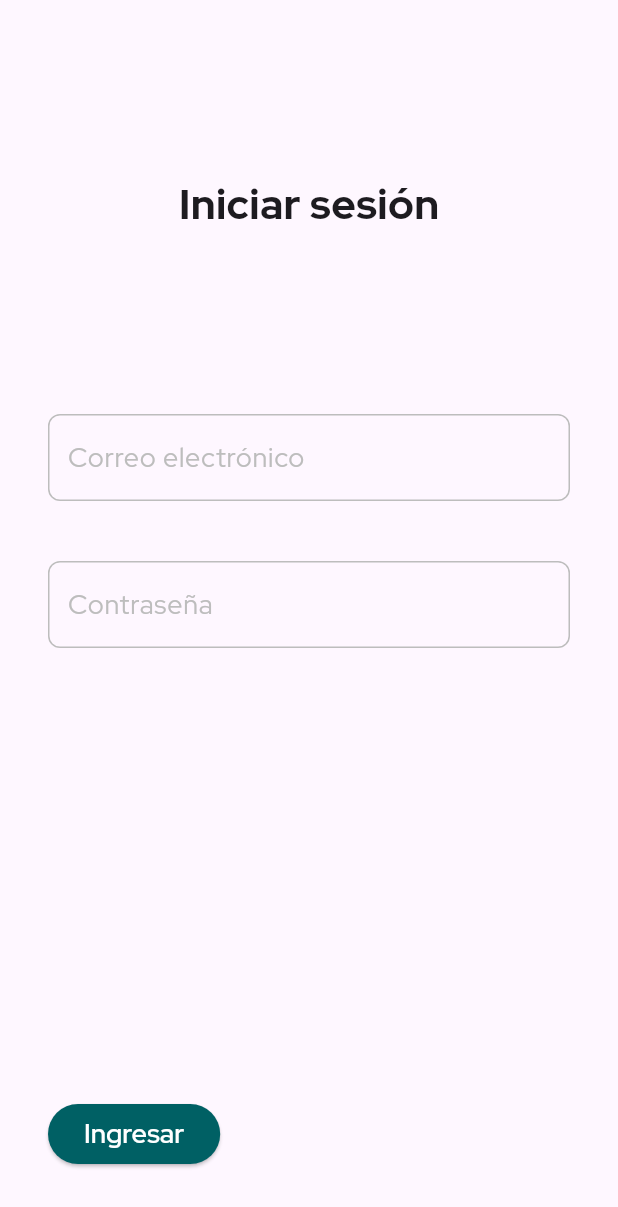
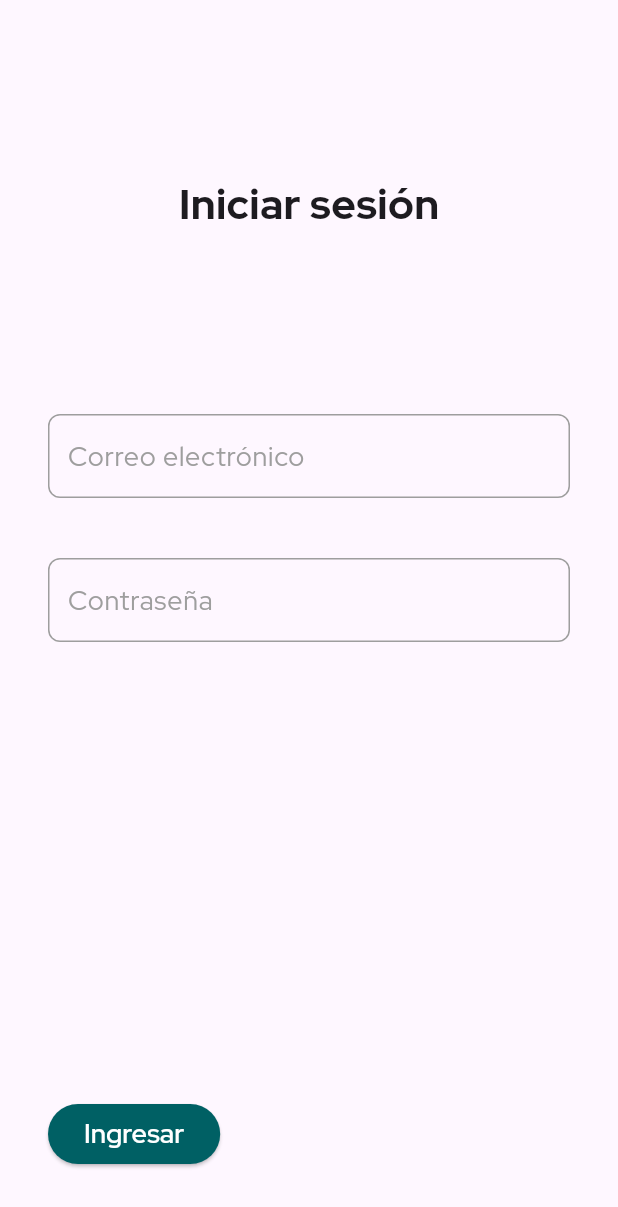
Before and after one commit to DavidAlmonacid/tienda_online_flutter, a Flutter app: the LoginScreen widget shown alone on an empty page, opened directly, on a phone screen of 412 x 824 dp. Shown: the top 1207 px of the screen. Run offline on Flutter 3.47's test engine with Material 3 defaults, Android fonts, the phone set to English and light mode, and no system bars; missing offline and left inert: flutter_animated_button.

Commit message:
refactor: Update login screen form fields styling and validation

```diff
--- a/lib/src/screens/login_screen.dart
+++ b/lib/src/screens/login_screen.dart
@@ -19,16 +19,16 @@ class _LoginScreenState extends State<LoginScreen> {
       title: 'Iniciar sesión',
       formFields: [
         Container(
-          padding: const EdgeInsets.symmetric(vertical: 4, horizontal: 12),
+          padding: const EdgeInsets.symmetric(vertical: 3, horizontal: 12),
           decoration: BoxDecoration(
-            border: Border.all(color: Colors.grey[400]!),
+            border: Border.all(color: Colors.grey[500]!),
             borderRadius: BorderRadius.circular(8),
           ),
           child: TextFormField(
             controller: _emailController,
             decoration: InputDecoration(
               hintText: 'Correo electrónico',
-              hintStyle: TextStyle(color: Colors.grey[400]),
+              hintStyle: TextStyle(color: Colors.grey[500]),
               border: InputBorder.none,
             ),
             style: const TextStyle(fontSize: 18),
@@ -44,16 +44,16 @@ class _LoginScreenState extends State<LoginScreen> {
         ),
         const SizedBox(height: 40),
         Container(
-          padding: const EdgeInsets.symmetric(vertical: 4, horizontal: 12),
+          padding: const EdgeInsets.symmetric(vertical: 3, horizontal: 12),
           decoration: BoxDecoration(
-            border: Border.all(color: Colors.grey[400]!),
+            border: Border.all(color: Colors.grey[500]!),
             borderRadius: BorderRadius.circular(8),
           ),
           child: TextFormField(
             controller: _passwordController,
             decoration: InputDecoration(
               hintText: 'Contraseña',
-              hintStyle: TextStyle(color: Colors.grey[400]),
+              hintStyle: TextStyle(color: Colors.grey[500]),
               border: InputBorder.none,
             ),
             style: const TextStyle(fontSize: 18),
```
